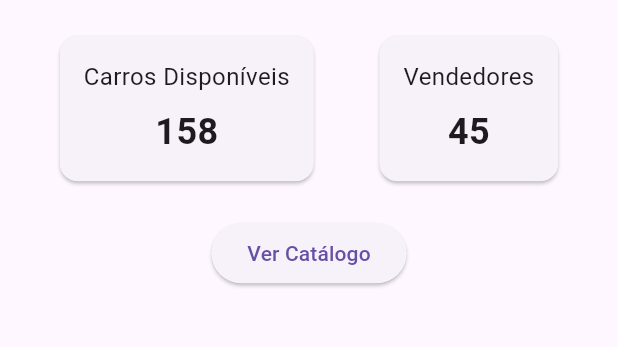
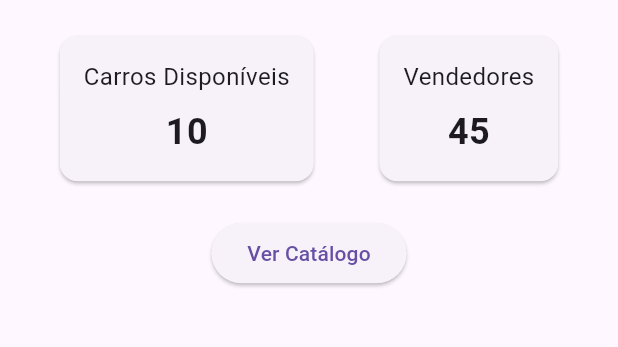
Before and after one commit to Cawlino/appCarros, a Flutter app: the screen it shows after launch, on a phone screen of 412 x 824 dp, the part 541-888 px from its top. Run offline on Flutter 3.47's test engine with Material 3 defaults, Android fonts, the phone set to English and light mode, and no system bars.

Commit message:
Update home_screen.dart

```diff
--- a/lib/screens/home_screen.dart
+++ b/lib/screens/home_screen.dart
@@ -24,7 +24,7 @@ class HomeScreen extends StatelessWidget {
           Row(
             mainAxisAlignment: MainAxisAlignment.spaceEvenly,
             children: [
-              _buildStatCard('Carros Disponíveis', '158'),
+              _buildStatCard('Carros Disponíveis', '10'),
               _buildStatCard('Vendedores', '45'),
             ],
           ),
```
